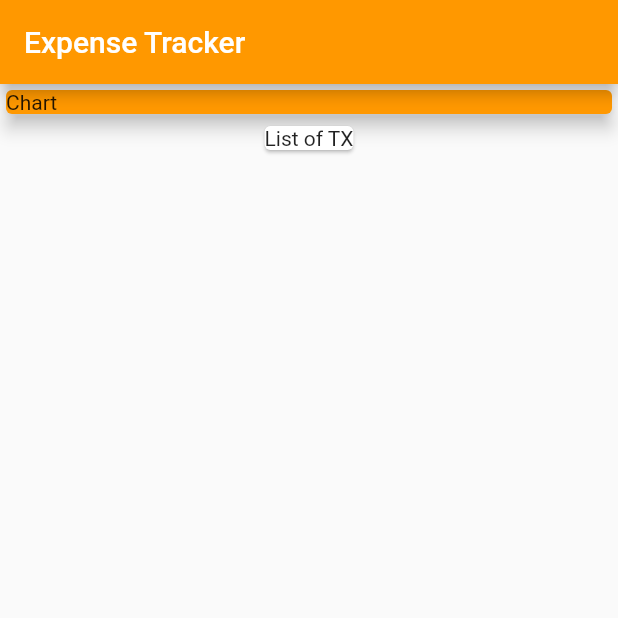
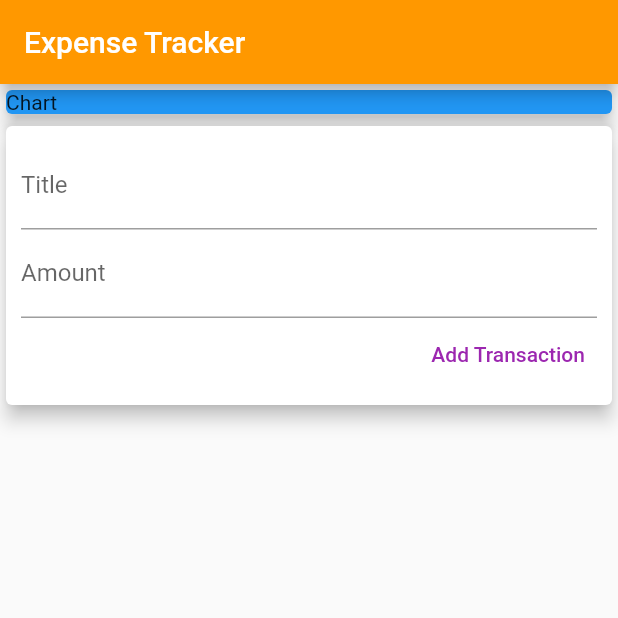
Before and after one commit to garywoodfine/expenstracker, a Flutter app: the screen it shows after launch, on a phone screen of 412 x 824 dp, the top half of it. Run offline on Flutter 3.47's test engine with Material 2 defaults, Android fonts, the light colour scheme and no system bars.

Commit message:
Basic adding of a expenses implemented

```diff
--- a/lib/main.dart
+++ b/lib/main.dart
@@ -1,9 +1,13 @@
+import 'package:expenstracker/widgets/user_transaction.dart';
 import 'package:flutter/cupertino.dart';
 import 'package:flutter/material.dart';
+import 'package:flutter/rendering.dart';
 
 void main() => runApp(MyHomePage());
 
 class MyHomePage extends StatelessWidget {
+
+
   @override
   Widget build(BuildContext context) {
     return MaterialApp(
@@ -12,20 +16,21 @@ class MyHomePage extends StatelessWidget {
           backgroundColor: Colors.orange,
           title: Text('Expense Tracker'),
         ),
-        body: Column(
-          children: <Widget>[
-            Card(
-              color: Colors.orange,
-              child: Container(
+        body: SingleChildScrollView(
+          child: Column(
+            crossAxisAlignment: CrossAxisAlignment.stretch,
+            children: <Widget>[
+              Container(
                 width: double.infinity,
-                child: Text('Chart'),
+                child: Card(
+                  color: Colors.blue,
+                  child: Text('Chart'),
+                  elevation: 5,
+                ),
               ),
-              elevation: 5,
-            ),
-            Card(
-              child: Text('List of TX'),
-            )
-          ],
+             UserTransactions()
+            ],
+          ),
         ),
       ),
     );
--- /dev/null
+++ b/lib/models/transaction.dart
@@ -0,0 +1,15 @@
+
+class Transaction {
+  final String id;
+  final String title;
+  final double amount;
+  final DateTime date;
+
+  Transaction({
+    required this.id,
+    required this.title,
+    required this.amount,
+    required this.date
+  });
+
+}
--- /dev/null
+++ b/lib/widgets/new_transaction.dart
@@ -0,0 +1,41 @@
+import 'package:flutter/material.dart';
+
+class NewTransaction extends StatelessWidget {
+  final Function addTx;
+  final titleController = TextEditingController();
+  final amountController = TextEditingController();
+
+  NewTransaction(this.addTx);
+  @override
+  Widget build(BuildContext context) {
+    return Card(
+      elevation: 5,
+      child: Container(
+        padding: EdgeInsets.all(10),
+        child: Column(
+          crossAxisAlignment: CrossAxisAlignment.end,
+          children: <Widget>[
+            TextField(
+              decoration: InputDecoration(labelText: 'Title'),
+              controller: titleController,
+            ),
+            TextField(
+              decoration: InputDecoration(labelText: 'Amount'),
+              controller: amountController,
+            ),
+            TextButton(
+              onPressed: () {
+                 addTx(titleController.text, double.parse(amountController.text));
+              },
+              child: Text('Add Transaction',
+              style: TextStyle( color: Colors.purple,
+                backgroundColor: Colors.white
+              ),),
+
+            )
+          ],
+        ),
+      ),
+    );
+  }
+}
--- /dev/null
+++ b/lib/widgets/user_transaction.dart
@@ -0,0 +1,34 @@
+import '../models/transaction.dart';
+
+import './new_transaction.dart';
+import './transaction_list.dart';
+import 'package:flutter/material.dart';
+
+class UserTransactions extends StatefulWidget {
+  const UserTransactions({Key? key}) : super(key: key);
+
+  @override
+  _UserTransactionsState createState() => _UserTransactionsState();
+}
+
+class _UserTransactionsState extends State<UserTransactions> {
+  final List<Transaction> _transactions = [
+  ];
+
+  void _addNewTransaction(String title, double amount){
+    final newTx = Transaction (title: title, amount: amount, date: DateTime.now(), id: DateTime.now().toString() );
+
+    setState(() {
+      _transactions.add(newTx);
+    });
+  }
+  @override
+  Widget build(BuildContext context) {
+    return Column(
+      children: <Widget>[
+      NewTransaction(_addNewTransaction),
+      TransactionList(_transactions),
+    ]
+    );
+  }
+}
--- a/pubspec.yaml
+++ b/pubspec.yaml
@@ -28,6 +28,7 @@ dependencies:
   # The following adds the Cupertino Icons font to your application.
   # Use with the CupertinoIcons class for iOS style icons.
   cupertino_icons: ^1.0.2
+  intl: ^0.17.0
 
 dev_dependencies:
   flutter_test:
```
Also changed, not shown: lib/widgets/transaction_list.dart (added, +54 -0 lines), pubspec.lock, 3 other files.
